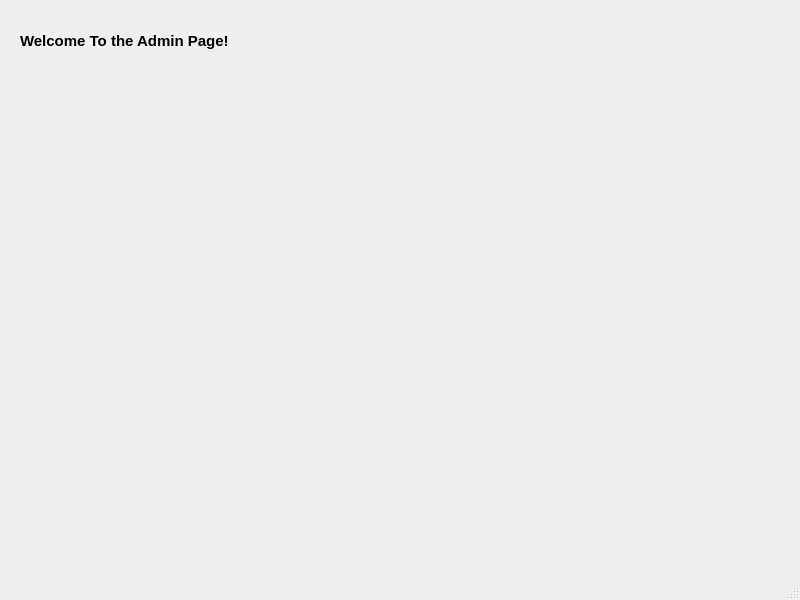
First picture: the form in admin.ui, repository mattjang1101/CS1D-Project-1-Go-Big-O-Go-Home-, before the edit.
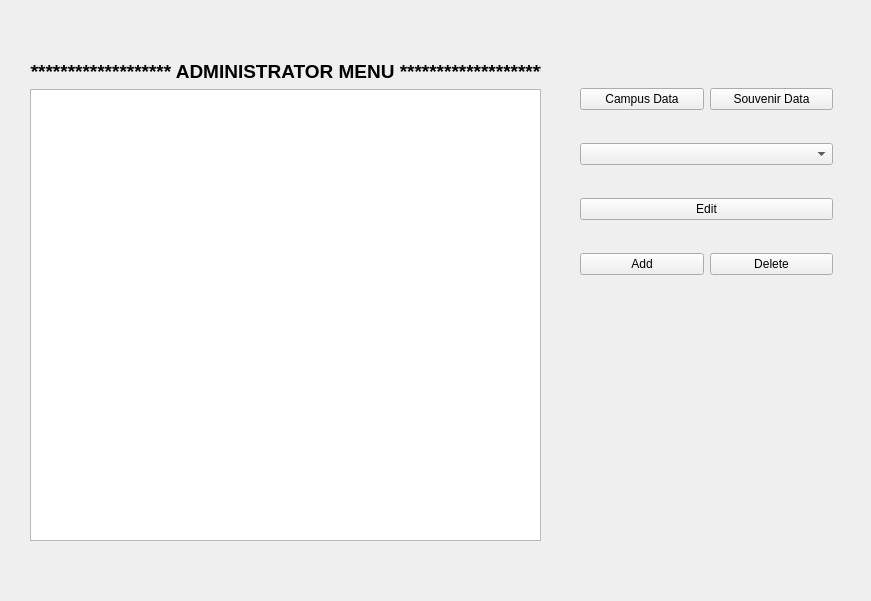
Second picture: the form after the edit.

What changed in the file:
```diff
--- a/admin.ui
+++ b/admin.ui
@@ -6,8 +6,8 @@
    <rect>
     <x>0</x>
     <y>0</y>
-    <width>800</width>
-    <height>600</height>
+    <width>871</width>
+    <height>601</height>
    </rect>
   </property>
   <property name="windowTitle">
@@ -17,52 +17,103 @@
    <widget class="QStackedWidget" name="stackedWidget">
     <property name="geometry">
      <rect>
-      <x>10</x>
-      <y>10</y>
-      <width>781</width>
-      <height>541</height>
+      <x>0</x>
+      <y>0</y>
+      <width>871</width>
+      <height>601</height>
      </rect>
     </property>
     <property name="currentIndex">
      <number>0</number>
     </property>
-    <widget class="QWidget" name="adminPage">
-     <widget class="QLabel" name="label_2">
+    <widget class="QWidget" name="AdminMenu">
+     <widget class="QWidget" name="layoutWidget_19">
       <property name="geometry">
        <rect>
-        <x>10</x>
-        <y>10</y>
-        <width>241</width>
-        <height>41</height>
+        <x>30</x>
+        <y>60</y>
+        <width>511</width>
+        <height>481</height>
        </rect>
       </property>
-      <property name="font">
-       <font>
-        <pointsize>11</pointsize>
-        <weight>75</weight>
-        <bold>true</bold>
-       </font>
+      <layout class="QVBoxLayout" name="verticalLayout_6">
+       <item>
+        <widget class="QLabel" name="AdminLabel">
+         <property name="font">
+          <font>
+           <pointsize>14</pointsize>
+           <weight>75</weight>
+           <bold>true</bold>
+          </font>
+         </property>
+         <property name="text">
+          <string>******************** ADMINISTRATOR MENU ********************</string>
+         </property>
+         <property name="alignment">
+          <set>Qt::AlignCenter</set>
+         </property>
+        </widget>
+       </item>
+       <item>
+        <widget class="QTableView" name="AdminTable"/>
+       </item>
+      </layout>
+     </widget>
+     <widget class="QWidget" name="layoutWidget_20">
+      <property name="geometry">
+       <rect>
+        <x>580</x>
+        <y>61</y>
+        <width>253</width>
+        <height>242</height>
+       </rect>
       </property>
-      <property name="text">
-       <string>Welcome To the Admin Page!</string>
-      </property>
+      <layout class="QGridLayout" name="gridLayout_6">
+       <item row="4" column="0">
+        <widget class="QPushButton" name="AddButton">
+         <property name="text">
+          <string>Add</string>
+         </property>
+        </widget>
+       </item>
+       <item row="0" column="1">
+        <widget class="QPushButton" name="SouvenirData">
+         <property name="text">
+          <string>Souvenir Data</string>
+         </property>
+        </widget>
+       </item>
+       <item row="2" column="0" colspan="2">
+        <widget class="QComboBox" name="ItemComboBox"/>
+       </item>
+       <item row="0" column="0">
+        <widget class="QPushButton" name="CampusData">
+         <property name="text">
+          <string>Campus Data</string>
+         </property>
+        </widget>
+       </item>
+       <item row="4" column="1">
+        <widget class="QPushButton" name="DeleteButton">
+         <property name="text">
+          <string>Delete</string>
+         </property>
+        </widget>
+       </item>
+       <item row="3" column="0" colspan="2">
+        <widget class="QPushButton" name="EditButton">
+         <property name="text">
+          <string>Edit</string>
+         </property>
+        </widget>
+       </item>
+      </layout>
      </widget>
     </widget>
     <widget class="QWidget" name="page"/>
     <widget class="QWidget" name="page_2"/>
    </widget>
   </widget>
-  <widget class="QMenuBar" name="menubar">
-   <property name="geometry">
-    <rect>
-     <x>0</x>
-     <y>0</y>
-     <width>800</width>
-     <height>22</height>
-    </rect>
-   </property>
-  </widget>
-  <widget class="QStatusBar" name="statusbar"/>
  </widget>
  <resources/>
  <connections/>
```
Left out of the diff: 2 changed lines with no effect on the pictures.
